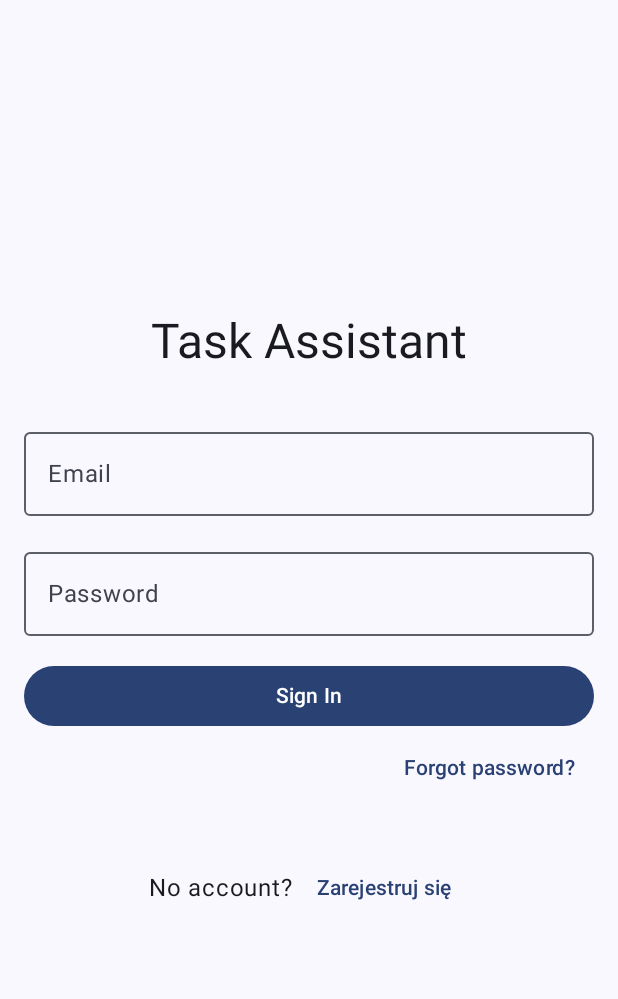
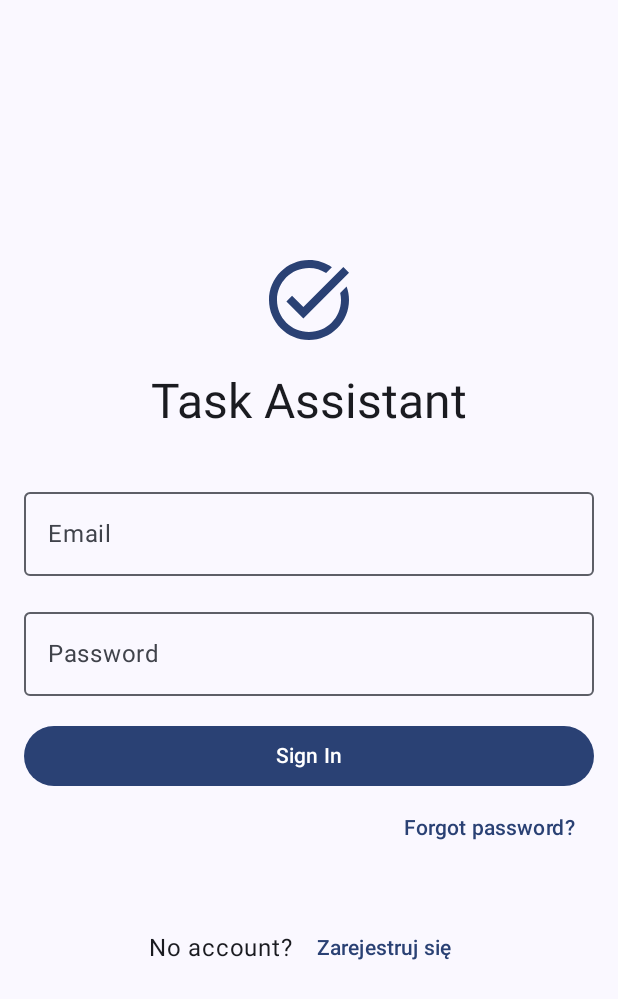
Before and after one commit to PrzemekTypa/TaskAssistant, an Android app built with Jetpack Compose: the screen it shows after launch (MainActivity), on a phone screen of 412 x 824 dp. Shown: the top 999 px of the screen. Run offline under Robolectric (Android 15) with nearby library versions, the phone set to English and light mode, and no system bars.

Commit message:
add icon

```diff
--- a/app/build.gradle.kts
+++ b/app/build.gradle.kts
@@ -56,4 +56,5 @@ dependencies {
     androidTestImplementation(libs.androidx.compose.ui.test.junit4)
     debugImplementation(libs.androidx.compose.ui.tooling)
     debugImplementation(libs.androidx.compose.ui.test.manifest)
+    implementation("androidx.compose.material:material-icons-extended-android:1.6.7")
 }
--- a/app/src/main/java/com/example/taskassistant/MainActivity.kt
+++ b/app/src/main/java/com/example/taskassistant/MainActivity.kt
@@ -32,6 +32,10 @@ import androidx.compose.ui.text.input.PasswordVisualTransformation
 import androidx.compose.ui.tooling.preview.Preview
 import androidx.compose.ui.unit.dp
 import com.example.taskassistant.ui.theme.TaskAssistantTheme
+import androidx.compose.foundation.layout.size
+import androidx.compose.material.icons.Icons
+import androidx.compose.material.icons.outlined.TaskAlt
+import androidx.compose.material3.Icon
 
 class MainActivity : ComponentActivity() {
     override fun onCreate(savedInstanceState: Bundle?) {
@@ -59,6 +63,15 @@ fun LoginScreen(modifier: Modifier = Modifier) {
         verticalArrangement = Arrangement.Center,
         horizontalAlignment = Alignment.CenterHorizontally
     ) {
+
+        Icon(
+            imageVector = Icons.Outlined.TaskAlt,
+            contentDescription = "App Icon",
+            modifier = Modifier.size(64.dp),
+            tint = MaterialTheme.colorScheme.primary
+        )
+
+        Spacer(modifier = Modifier.height(16.dp))
         Text(
             text = "Task Assistant",
             style = MaterialTheme.typography.headlineLarge
```
